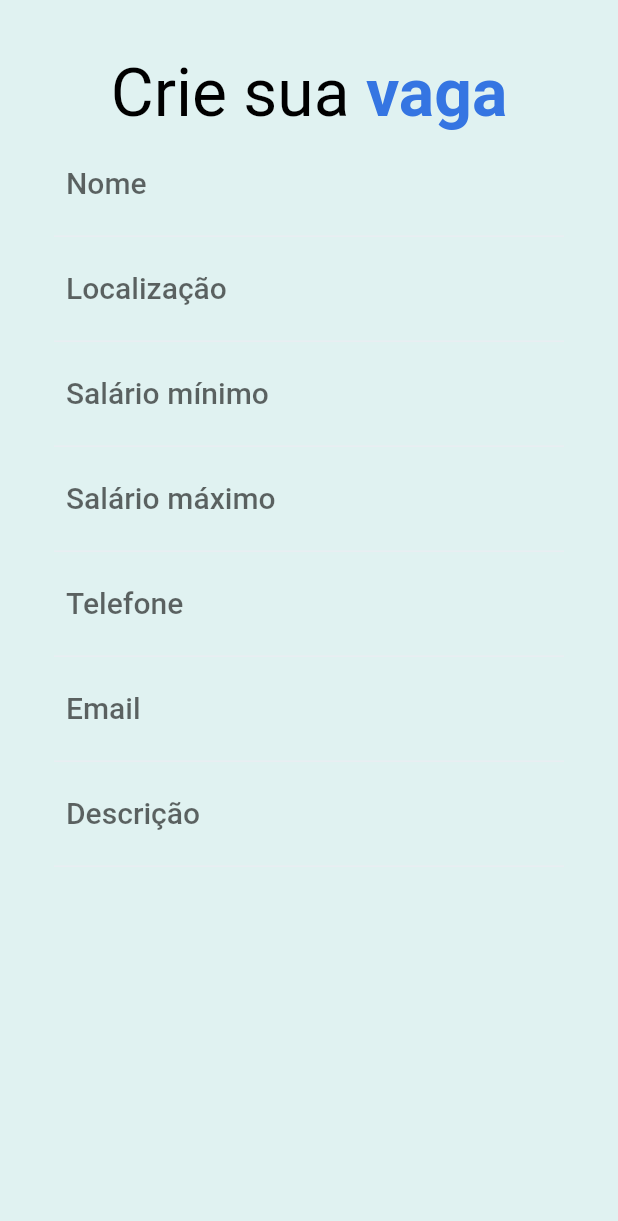
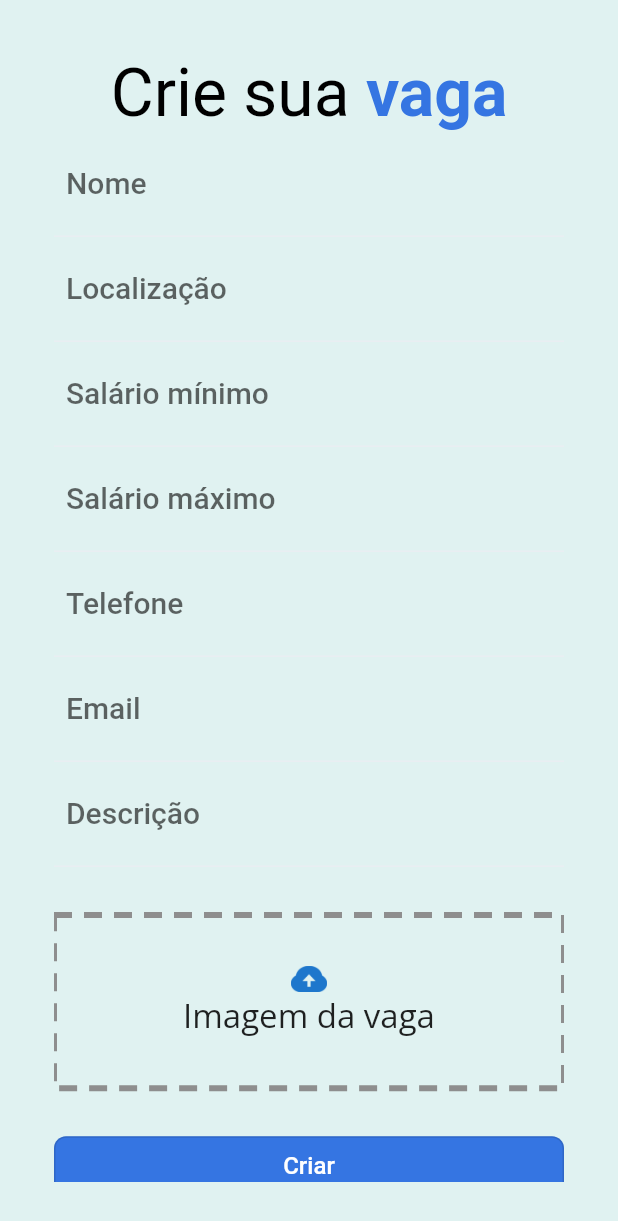
Before and after one commit to gabrielchaves7/pds-TP, a Flutter app: the DsCreateJob widget shown alone on an empty page, opened directly, on a phone screen of 412 x 824 dp. Shown: the top 1221 px of the screen. Run offline on Flutter 3.47's test engine with Material 2 defaults, Android fonts, the phone set to English and light mode, and no system bars; drawn by our look-alikes of dotted_border, loader_overlay; our stand-ins replace bloc, equatable, file_picker, firebase_core, firebase_storage, flutter_bloc and 6 more; missing offline and left inert: flow_builder; accounts and stored records are empty; Roboto replaces fonts that are missing (Rubik, WorkSans).

Commit message:
Telas de criaçao de vaga

```diff
--- a/ui/lib/bootstrap.dart
+++ b/ui/lib/bootstrap.dart
@@ -8,6 +8,7 @@ import 'package:get_it/get_it.dart';
 import 'package:premium_todo/firebase_options.dart';
 import 'package:premium_todo/modules/app/view/app.dart';
 import 'package:premium_todo/modules/home/repository/home_repository.dart';
+import 'package:premium_todo/modules/home/repository/jobs_repository.dart';
 import 'package:premium_todo/modules/http/http_provider.dart';
 import 'package:premium_todo/modules/http/http_provider_impl.dart';
 import 'package:premium_todo/modules/sign_up/repository/signup_repository.dart';
@@ -37,6 +38,7 @@ Future<void> setup() async {
     ..registerSingleton<IHttpProvider>(HttpProvider())
     ..registerLazySingleton<SignUpRepository>(SignUpRepository.new)
     ..registerLazySingleton<HomeRepository>(HomeRepository.new)
+    ..registerLazySingleton<JobsRepository>(JobsRepository.new)
     ..registerSingleton<SharedPreferences>(prefs);
   await Firebase.initializeApp(
     options: DefaultFirebaseOptions.currentPlatform,
--- a/ui/lib/design_system/organisms/ds_create_job.dart
+++ b/ui/lib/design_system/organisms/ds_create_job.dart
@@ -3,8 +3,10 @@ import 'package:file_picker/file_picker.dart';
 import 'package:flutter/material.dart';
 import 'package:flutter_bloc/flutter_bloc.dart';
 import 'package:form_inputs/form_inputs.dart';
+import 'package:loader_overlay/loader_overlay.dart';
 import 'package:premium_todo/assets.dart';
 import 'package:premium_todo/design_system/design_system.dart';
+import 'package:premium_todo/design_system/organisms/ds_image_picker.dart';
 import 'package:premium_todo/modules/home/bloc/create_job_cubit.dart';
 import 'package:premium_todo/modules/home/bloc/create_job_state.dart';
 
@@ -16,13 +18,24 @@ class DsCreateJob extends StatefulWidget {
 }
 
 class _DsCreateJobState extends State<DsCreateJob> {
+  FilePickerResult? filePickerResult;
+
   @override
   Widget build(BuildContext context) {
-    return Padding(
+    return BlocListener<CreateJobCubit, CreateJobState>(
+      listener: (context, state) {
+        if (state.loading)
+          context.loaderOverlay.show();
+        else if (!state.loading) {
+          context.loaderOverlay.hide();
+        }
+      },
+      child: LoaderOverlay(
+        child: Padding(
           padding: const EdgeInsets.all(DsSpacing.xxxxs),
           child: Container(
             constraints: const BoxConstraints(
-          maxWidth: 600,
+              maxWidth: 548,
             ),
             decoration: BoxDecoration(
               borderRadius: BorderRadius.circular(8),
@@ -59,7 +72,36 @@ class _DsCreateJobState extends State<DsCreateJob> {
                   _PhoneInput(),
                   _EmailInput(),
                   _DescriptionInput(),
+                  const SizedBox(
+                    height: 32,
+                  ),
+                  DsImagePicker(
+                    filePickerResult: filePickerResult,
+                    onDeleteSelectedFile: () {
+                      setState(() {
+                        filePickerResult = null;
+                      });
+                    },
+                    onFilePick: (FilePickerResult? file) {
+                      setState(() {
+                        filePickerResult = file;
+                      });
+                    },
+                  ),
+                  const SizedBox(
+                    height: 32,
+                  ),
+                  DsOutlinedButton(
+                    child: Text('Criar'),
+                    onPressed: () {
+                      context
+                          .read<CreateJobCubit>()
+                          .createJob(filePickerResult!.files.first.bytes!);
+                    },
+                  ),
                 ],
+              ),
+            ),
           ),
         ),
       ),
--- a/ui/lib/design_system/organisms/ds_file_picker_widget.dart
+++ b/ui/lib/design_system/organisms/ds_file_picker_widget.dart
@@ -52,7 +52,7 @@ class _DsFilePickerState extends State<DsFilePicker> {
                           width: 72,
                         ),
                         const Text(
-                          'Faça upload do seu arquivo',
+                          'Faça upload do seu currículo',
                           style: TextStyle(fontSize: 48),
                           textAlign: TextAlign.center,
                         ),
--- /dev/null
+++ b/ui/lib/design_system/organisms/ds_image_picker.dart
@@ -0,0 +1,92 @@
+import 'package:dotted_border/dotted_border.dart';
+import 'package:file_picker/file_picker.dart';
+import 'package:flutter/material.dart';
+import 'package:premium_todo/assets.dart';
+import 'package:premium_todo/design_system/design_system.dart';
+
+class DsImagePicker extends StatefulWidget {
+  DsImagePicker(
+      {super.key,
+      this.filePickerResult,
+      required this.onFilePick,
+      required this.onDeleteSelectedFile});
+  final FilePickerResult? filePickerResult;
+  void Function(FilePickerResult? file) onFilePick;
+  void Function() onDeleteSelectedFile;
+
+  @override
+  State<DsImagePicker> createState() => _DsImagePickerState();
+}
+
+class _DsImagePickerState extends State<DsImagePicker> {
+  @override
+  Widget build(BuildContext context) {
+    return GestureDetector(
+      onTap: () async {
+        final result = await FilePicker.platform.pickFiles(
+          type: FileType.custom,
+          allowedExtensions: ['jpg', 'png'],
+        );
+
+        widget.onFilePick(result);
+      },
+      child: widget.filePickerResult != null
+          ? DecoratedBox(
+              decoration: const BoxDecoration(
+                color: Color(0xFFE9F0FE),
+              ),
+              child: Padding(
+                padding: const EdgeInsets.symmetric(
+                  horizontal: DsSpacing.xxxx,
+                ),
+                child: Row(
+                  mainAxisAlignment: MainAxisAlignment.spaceBetween,
+                  children: [
+                    Text(
+                      widget.filePickerResult!.files.first.name,
+                      style: const TextStyle(
+                        fontSize: 22,
+                      ),
+                    ),
+                    GestureDetector(
+                      onTap: () {
+                        widget.onDeleteSelectedFile();
+                      },
+                      child: const Icon(
+                        Icons.delete,
+                        size: 22,
+                      ),
+                    ),
+                  ],
+                ),
+              ),
+            )
+          : Expanded(
+              child: DottedBorder(
+                strokeWidth: 4,
+                dashPattern: [12, 8],
+                color: Color(0xFF8E8E8E),
+                child: Center(
+                  child: Padding(
+                    padding: const EdgeInsets.all(32.0),
+                    child: Column(
+                      mainAxisAlignment: MainAxisAlignment.center,
+                      children: [
+                        Image.asset(
+                          Assets.assets_upload_png,
+                          width: 24,
+                        ),
+                        const Text(
+                          'Imagem da vaga',
+                          style: TextStyle(fontSize: 22),
+                          textAlign: TextAlign.center,
+                        ),
+                      ],
+                    ),
+                  ),
+                ),
+              ),
+            ),
+    );
+  }
+}
--- a/ui/lib/modules/home/bloc/create_job_state.dart
+++ b/ui/lib/modules/home/bloc/create_job_state.dart
@@ -2,9 +2,10 @@ import 'package:equatable/equatable.dart';
 import 'package:form_inputs/form_inputs.dart';
 
 class CreateJobState extends Equatable {
-  const CreateJobState({this.jobForm = const JobForm()});
+  const CreateJobState({this.jobForm = const JobForm(), this.loading = false});
 
   final JobForm jobForm;
+  final bool loading;
 
   @override
   List<Object?> get props => [jobForm];
@@ -17,6 +18,7 @@ class CreateJobState extends Equatable {
     JobMaxSalary? maxSalary,
     DefaultJobInput? phone,
     DefaultJobInput? description,
+    bool? loading,
   }) {
     return CreateJobState(
       jobForm: JobForm(
@@ -28,6 +30,7 @@ class CreateJobState extends Equatable {
         phone: phone ?? jobForm.phone,
         description: description ?? jobForm.description,
       ),
+      loading: loading ?? this.loading,
     );
   }
 }
--- a/ui/lib/modules/home/repository/job.dart
+++ b/ui/lib/modules/home/repository/job.dart
@@ -15,6 +15,7 @@ class Job {
     required this.description,
     this.companyName,
     required this.experience,
+    this.imageUrl,
   });
 
   final String name;
@@ -25,6 +26,7 @@ class Job {
   final String contactPhone;
   final String email;
   final String description;
+  final String? imageUrl;
   final RequiredExperienceFilter experience;
 
   factory Job.fromJson(Map<String, dynamic> json) => _$JobFromJson(json);
--- /dev/null
+++ b/ui/lib/modules/home/repository/jobs_repository.dart
@@ -0,0 +1,24 @@
+import 'dart:async';
+import 'package:premium_todo/bootstrap.dart';
+import 'package:premium_todo/modules/home/repository/job.dart';
+import 'package:premium_todo/modules/http/http_provider.dart';
+
+class JobsRepository {
+  JobsRepository({
+    IHttpProvider? http,
+  }) {
+    this.http = http ?? getIt<IHttpProvider>();
+  }
+
+  late IHttpProvider http;
+
+  Future<Job?> post(Job job) async {
+    try {
+      final response = http.post('/api/job', body: job.toJson());
+
+      return job;
+    } catch (e) {
+      print(e);
+    }
+  }
+}
```
Also changed, not shown: ui/lib/modules/home/bloc/create_job_cubit.dart (+33 -5 lines). Lines whose indentation alone changed are shown as unchanged.
